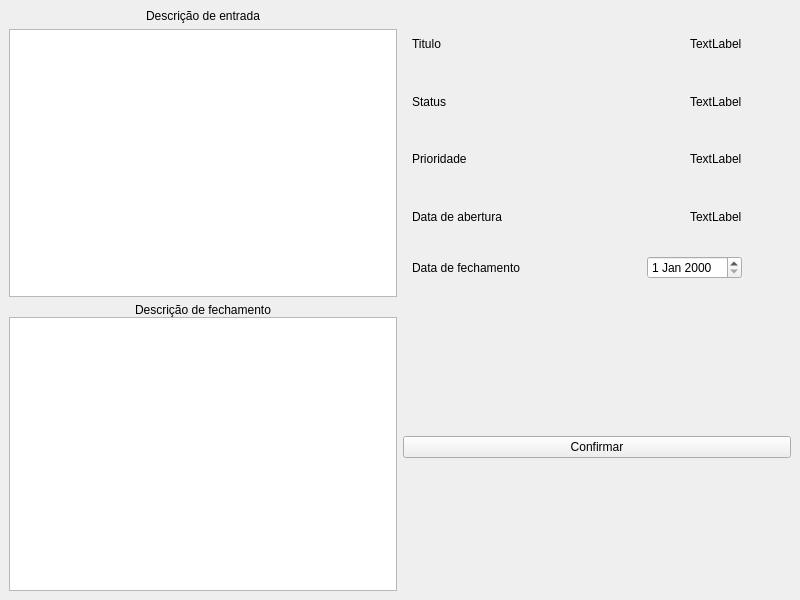
Qt form Telas/Tela_fechar_chamado.ui (leotxsp/Projeto-Integrador-SENAC) before a commit.
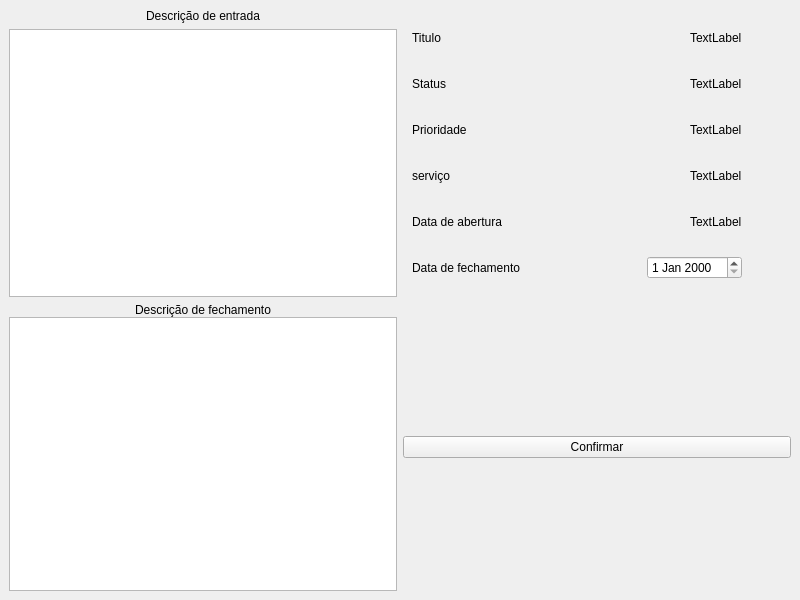
The same form after that commit.

What changed in the file:
```diff
--- a/Telas/Tela_fechar_chamado.ui
+++ b/Telas/Tela_fechar_chamado.ui
@@ -218,6 +218,56 @@
          </item>
         </layout>
        </item>
+       <item>
+        <layout class="QHBoxLayout" name="horizontalLayout_6">
+         <item>
+          <widget class="QLabel" name="label_6">
+           <property name="text">
+            <string>serviço</string>
+           </property>
+          </widget>
+         </item>
+         <item>
+          <spacer name="horizontalSpacer_8">
+           <property name="orientation">
+            <enum>Qt::Orientation::Horizontal</enum>
+           </property>
+           <property name="sizeType">
+            <enum>QSizePolicy::Policy::MinimumExpanding</enum>
+           </property>
+           <property name="sizeHint" stdset="0">
+            <size>
+             <width>40</width>
+             <height>20</height>
+            </size>
+           </property>
+          </spacer>
+         </item>
+         <item>
+          <widget class="QLabel" name="LBservico">
+           <property name="text">
+            <string>TextLabel</string>
+           </property>
+          </widget>
+         </item>
+         <item>
+          <spacer name="horizontalSpacer_10">
+           <property name="orientation">
+            <enum>Qt::Orientation::Horizontal</enum>
+           </property>
+           <property name="sizeType">
+            <enum>QSizePolicy::Policy::Minimum</enum>
+           </property>
+           <property name="sizeHint" stdset="0">
+            <size>
+             <width>40</width>
+             <height>20</height>
+            </size>
+           </property>
+          </spacer>
+         </item>
+        </layout>
+       </item>
        <item>
         <layout class="QHBoxLayout" name="horizontalLayout">
          <item>
@@ -244,7 +294,7 @@
           </spacer>
          </item>
          <item>
-          <widget class="QLabel" name="label_6">
+          <widget class="QLabel" name="LBdataAbertura">
            <property name="text">
             <string>TextLabel</string>
            </property>
```
Left out of the diff: 10 changed lines with no effect on the pictures.
